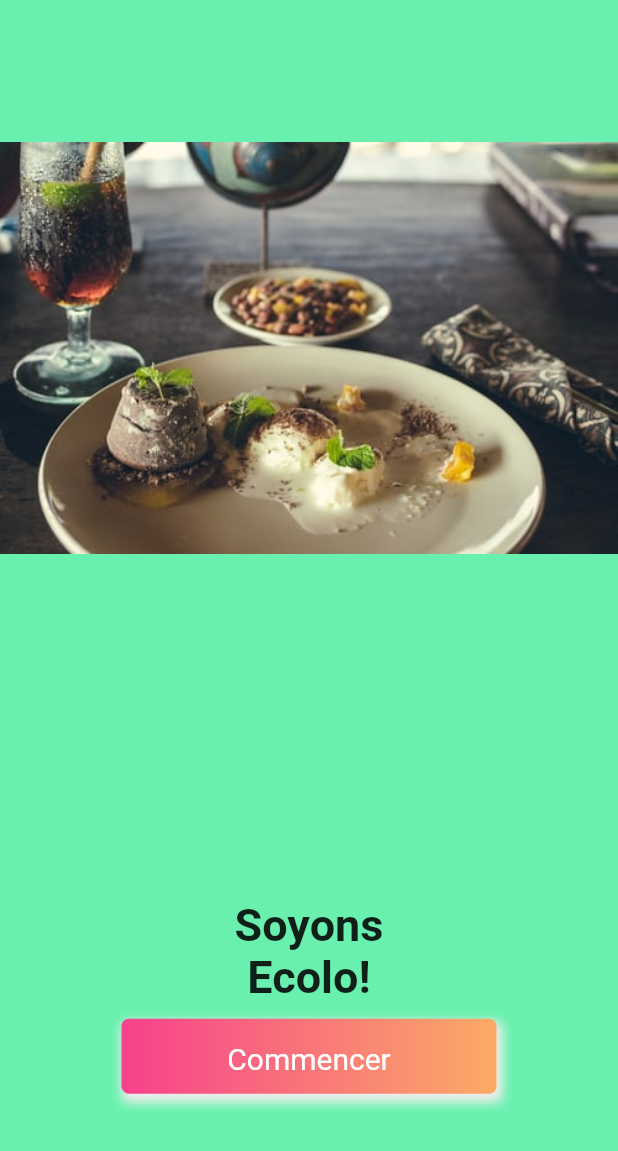
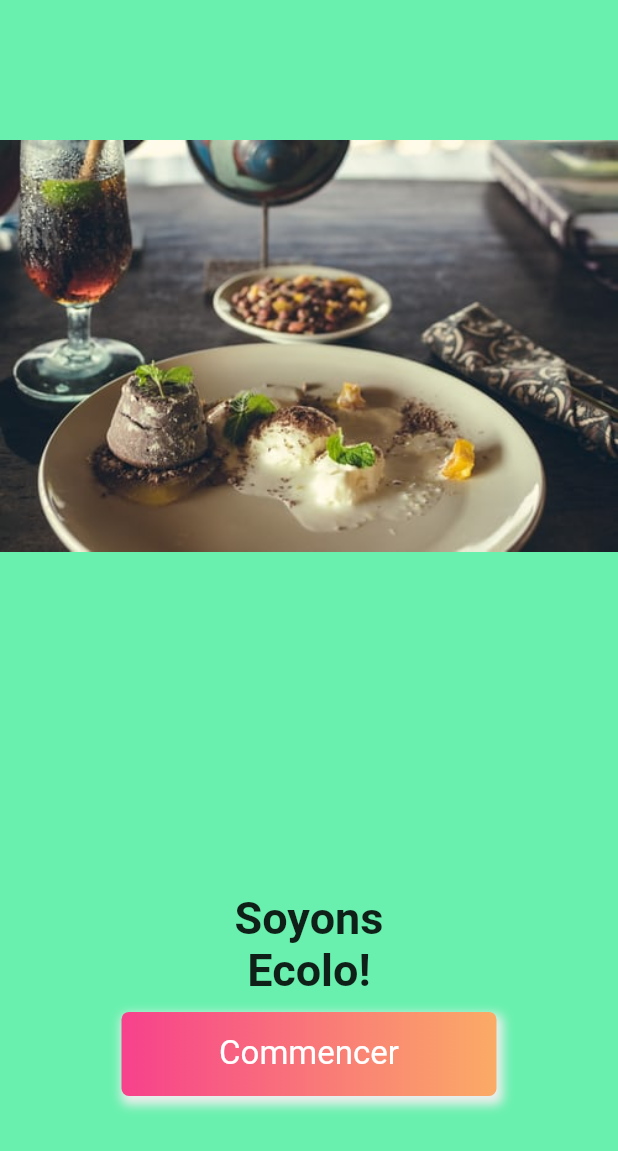
Before and after one commit to lordvins226/tic_tac_app, a Flutter app: the screen it shows after launch, swiped to page 4, on a phone screen of 412 x 824 dp. Shown: the top 1151 px of the screen. Run offline on Flutter 3.47's test engine with Material 2 defaults, Android fonts, the phone set to English and light mode, and no system bars; drawn by our look-alikes of liquid_swipe; our stand-ins replace cloud_firestore, email_validator, firebase_auth, font_awesome_flutter, geolocator, get_it and 4 more; missing offline and left inert: barcode_scan; accounts and stored records are empty; Roboto replaces fonts that are missing (Billy).

Commit message:
:up: update: profile

```diff
--- a/lib/ui/views/profile.dart
+++ b/lib/ui/views/profile.dart
@@ -58,7 +58,6 @@ class _ProfilePageState extends State<ProfilePage> {
             label: Text("Scanner"),
             onPressed: (){
               scanQR;
-
             },
           ),
           floatingActionButtonLocation:
--- a/lib/ui/widgets/button_submit.dart
+++ b/lib/ui/widgets/button_submit.dart
@@ -8,9 +8,9 @@ class ButtonSubmit extends StatefulWidget {
 
   const ButtonSubmit(
       {@required this.title,
-      @required this.onPressed,
-      this.busy,
-      this.enabled});
+        @required this.onPressed,
+        this.busy,
+        this.enabled});
 
   @override
   _ButtonSubmitState createState() => _ButtonSubmitState();
@@ -22,8 +22,7 @@ class _ButtonSubmitState extends State<ButtonSubmit> {
     return GestureDetector(
       onTap: widget.onPressed,
       child: Container(
-        height: 50,
-        //width: MediaQuery.of(context).size.width / 1.5,
+        width: MediaQuery.of(context).size.width,
         padding: EdgeInsets.symmetric(vertical: 15),
         alignment: Alignment.center,
         decoration: BoxDecoration(
@@ -36,13 +35,12 @@ class _ButtonSubmitState extends State<ButtonSubmit> {
                   spreadRadius: 2)
             ],
             gradient: LinearGradient(
-//              begin: Alignment.centerLeft,
-//              end: Alignment.centerRight,
-              colors: [Color(0xFFf7418c), Color(0xFFfbab66)],
-            )),
+                begin: Alignment.centerLeft,
+                end: Alignment.centerRight,
+                colors: [Color(0xFFf7418c), Color(0xFFfbab66)])),
         child: Text(
           widget.title,
-          style: TextStyle(fontSize: 20, color: Colors.white),
+          style: TextStyle(fontSize: 22, color: Colors.white),
         ),
       ),
     );
--- a/pubspec.yaml
+++ b/pubspec.yaml
@@ -12,7 +12,6 @@ dependencies:
     sdk: flutter
 
   cupertino_icons: ^0.1.3
-  liquid_swipe: ^1.1.0
   get_it: ^4.0.2
   provider: ^4.0.4
   http: 0.12.0+2
```
Also changed, not shown: pubspec.lock.
